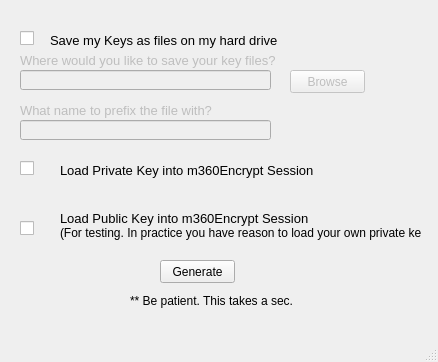
This is gen_keys.ui in ifpthenq/m360Encrypt as Qt 5 draws it before an edit. The edited form follows.
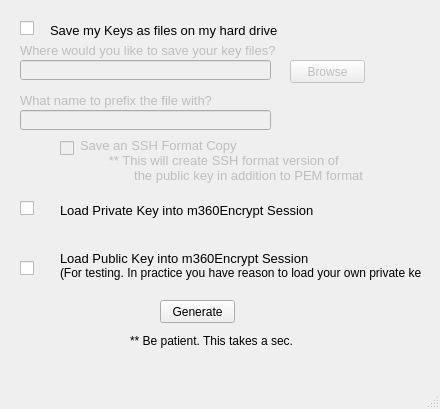
This is the edited form.

Commit message: added support for SSH format pub key

What changed in the file:
```diff
--- a/gen_keys.ui
+++ b/gen_keys.ui
@@ -6,8 +6,8 @@
    <rect>
     <x>0</x>
     <y>0</y>
-    <width>438</width>
-    <height>362</height>
+    <width>440</width>
+    <height>409</height>
    </rect>
   </property>
   <property name="windowTitle">
@@ -21,7 +21,7 @@
     <property name="geometry">
      <rect>
       <x>20</x>
-      <y>70</y>
+      <y>60</y>
       <width>251</width>
       <height>20</height>
      </rect>
@@ -34,7 +34,7 @@
     <property name="geometry">
      <rect>
       <x>290</x>
-      <y>70</y>
+      <y>60</y>
       <width>75</width>
       <height>23</height>
      </rect>
@@ -47,7 +47,7 @@
     <property name="geometry">
      <rect>
       <x>160</x>
-      <y>260</y>
+      <y>300</y>
       <width>75</width>
       <height>23</height>
      </rect>
@@ -63,7 +63,7 @@
     <property name="geometry">
      <rect>
       <x>20</x>
-      <y>50</y>
+      <y>40</y>
       <width>331</width>
       <height>21</height>
      </rect>
@@ -83,7 +83,7 @@
     <property name="geometry">
      <rect>
       <x>20</x>
-      <y>30</y>
+      <y>20</y>
       <width>21</width>
       <height>17</height>
      </rect>
@@ -96,7 +96,7 @@
     <property name="geometry">
      <rect>
       <x>50</x>
-      <y>30</y>
+      <y>20</y>
       <width>271</width>
       <height>21</height>
      </rect>
@@ -109,7 +109,7 @@
     <property name="geometry">
      <rect>
       <x>20</x>
-      <y>160</y>
+      <y>200</y>
       <width>16</width>
       <height>17</height>
      </rect>
@@ -122,7 +122,7 @@
     <property name="geometry">
      <rect>
       <x>60</x>
-      <y>160</y>
+      <y>200</y>
       <width>311</width>
       <height>21</height>
      </rect>
@@ -135,7 +135,7 @@
     <property name="geometry">
      <rect>
       <x>20</x>
-      <y>220</y>
+      <y>260</y>
       <width>16</width>
       <height>17</height>
      </rect>
@@ -148,7 +148,7 @@
     <property name="geometry">
      <rect>
       <x>60</x>
-      <y>210</y>
+      <y>250</y>
       <width>361</width>
       <height>31</height>
      </rect>
@@ -164,7 +164,7 @@
     <property name="geometry">
      <rect>
       <x>20</x>
-      <y>100</y>
+      <y>90</y>
       <width>331</width>
       <height>21</height>
      </rect>
@@ -187,7 +187,7 @@
     <property name="geometry">
      <rect>
       <x>20</x>
-      <y>120</y>
+      <y>110</y>
       <width>251</width>
       <height>20</height>
      </rect>
@@ -197,7 +197,7 @@
     <property name="geometry">
      <rect>
       <x>130</x>
-      <y>290</y>
+      <y>330</y>
       <width>221</width>
       <height>21</height>
      </rect>
@@ -206,6 +206,38 @@
      <string>** Be patient. This takes a sec.</string>
     </property>
    </widget>
+   <widget class="QCheckBox" name="checkBox_4">
+    <property name="enabled">
+     <bool>false</bool>
+    </property>
+    <property name="geometry">
+     <rect>
+      <x>60</x>
+      <y>140</y>
+      <width>21</width>
+      <height>17</height>
+     </rect>
+    </property>
+    <property name="text">
+     <string/>
+    </property>
+   </widget>
+   <widget class="QLabel" name="label_7">
+    <property name="enabled">
+     <bool>false</bool>
+    </property>
+    <property name="geometry">
+     <rect>
+      <x>80</x>
+      <y>130</y>
+      <width>331</width>
+      <height>61</height>
+     </rect>
+    </property>
+    <property name="text">
+     <string>&lt;html&gt;&lt;head/&gt;&lt;body&gt;&lt;p&gt;&lt;span style=&quot; font-size:10pt;&quot;&gt;Save an SSH Format Copy&lt;br/&gt;   &amp;nbsp; &amp;nbsp; &amp;nbsp; &amp;nbsp; ** This will create SSH format version of &lt;br/&gt;         &amp;nbsp; &amp;nbsp; &amp;nbsp; &amp;nbsp;&amp;nbsp; &amp;nbsp; &amp;nbsp; &amp;nbsp; the public key in  addition to PEM format&lt;/span&gt;&lt;/p&gt;&lt;/body&gt;&lt;/html&gt;</string>
+    </property>
+   </widget>
   </widget>
   <widget class="QMenuBar" name="menubar">
    <property name="geometry">
```
Left out of the diff: 2 changed lines with no effect on the pictures. The commit also changes 5 other files.
